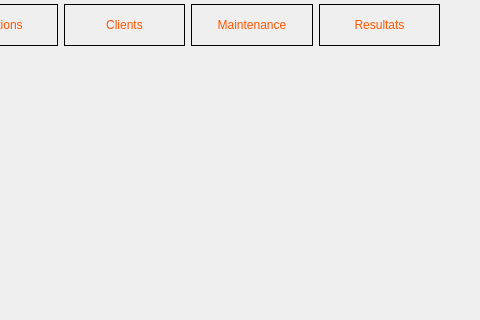
This is myk_car.ui in myihbach/Qt_rental_car as Qt 5 draws it before an edit; both pictures show x 231 to 711 and y 0 to 320 of the 711 by 420 pixel window. The edited form follows.
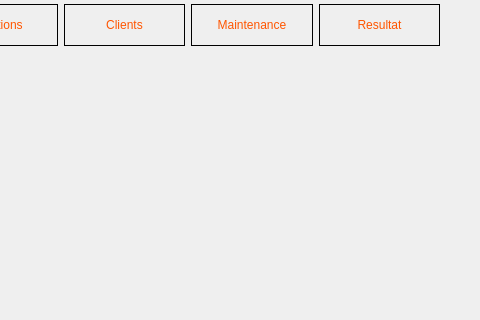
This is the edited form.

What changed in the file:
```diff
--- a/myk_car.ui
+++ b/myk_car.ui
@@ -111,7 +111,7 @@
      <item>
       <widget class="QPushButton" name="pushButton">
        <property name="text">
-        <string>Resultats</string>
+        <string>Resultat</string>
        </property>
       </widget>
      </item>
```
Left out of the diff: 5 changed lines with no effect on the pictures.
